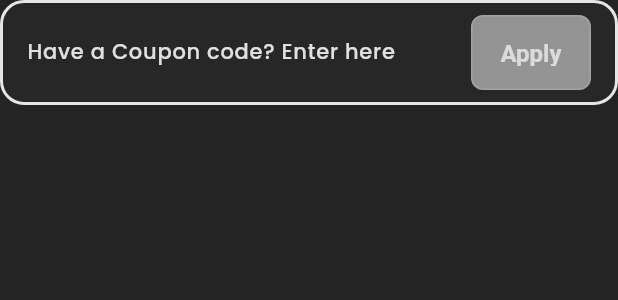
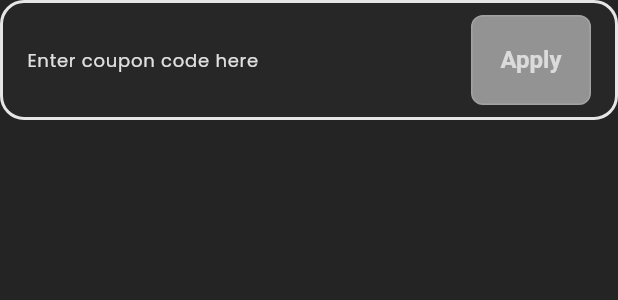
Before and after one commit to NhatToan1010/shopping_server, a Flutter app: the CouponTextField widget shown alone on an empty page, opened directly, on a phone screen of 412 x 824 dp. Shown: the top 300 px of the screen. Run offline on Flutter 3.47's test engine with Material 3 defaults, Android fonts, the phone set to English and light mode, and no system bars; our stand-ins replace cached_network_image, carousel_slider, cloud_firestore, connectivity_plus, firebase_auth, firebase_core and 13 more; missing offline and left inert: flutter_facebook_auth; accounts and stored records are empty.

Commit message:
Fix Address Information space and Coupon TextField hint text.

```diff
--- a/lib/common/widgets/texts/textfields/coupon_textfield.dart
+++ b/lib/common/widgets/texts/textfields/coupon_textfield.dart
@@ -9,7 +9,6 @@ class CouponTextField extends StatelessWidget {
   const CouponTextField({
     super.key,
   });
-
 
   @override
   Widget build(BuildContext context) {
@@ -26,26 +25,31 @@ class CouponTextField extends StatelessWidget {
           // ----- TextField
           Flexible(
             child: TextFormField(
-              decoration: const InputDecoration(
-                  hintText: 'Have a Coupon code? Enter here',
-                  focusedBorder: InputBorder.none,
-                  disabledBorder: InputBorder.none,
-                  errorBorder: InputBorder.none,
-                  enabledBorder: InputBorder.none),
+              decoration: InputDecoration(
+                hintText: 'Enter coupon code here',
+                focusedBorder: InputBorder.none,
+                disabledBorder: InputBorder.none,
+                errorBorder: InputBorder.none,
+                enabledBorder: InputBorder.none,
+                hintStyle: Theme.of(context).textTheme.labelMedium,
+              ),
             ),
           ),
 
           // ----- Apply Button
           SizedBox(
             width: 80,
-            height: 50,
+            height: 60,
             child: ElevatedButton(
               onPressed: () {},
               style: ElevatedButton.styleFrom(
-                  foregroundColor: isDark ? AppPallete.whiteColor.withOpacity(0.7) : AppPallete.blackColor.withOpacity(0.7),
-                  backgroundColor: isDark ? AppPallete.darkGrey : AppPallete.greyColor,
-                  side: BorderSide(color: AppPallete.greyColor.withOpacity(0.2))
-              ),
+                  foregroundColor: isDark
+                      ? AppPallete.whiteColor.withOpacity(0.7)
+                      : AppPallete.blackColor.withOpacity(0.7),
+                  backgroundColor:
+                      isDark ? AppPallete.darkGrey : AppPallete.greyColor,
+                  side:
+                      BorderSide(color: AppPallete.greyColor.withOpacity(0.2))),
               child: const Text('Apply'),
             ),
           )
```
